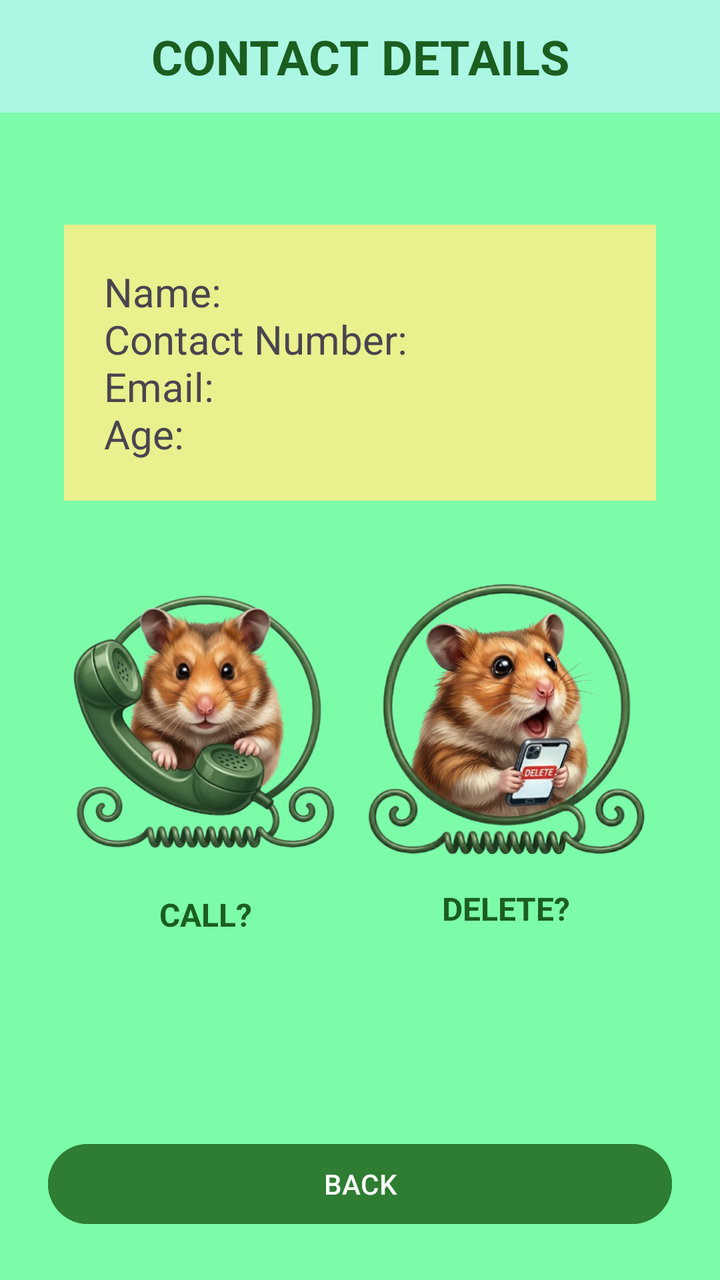
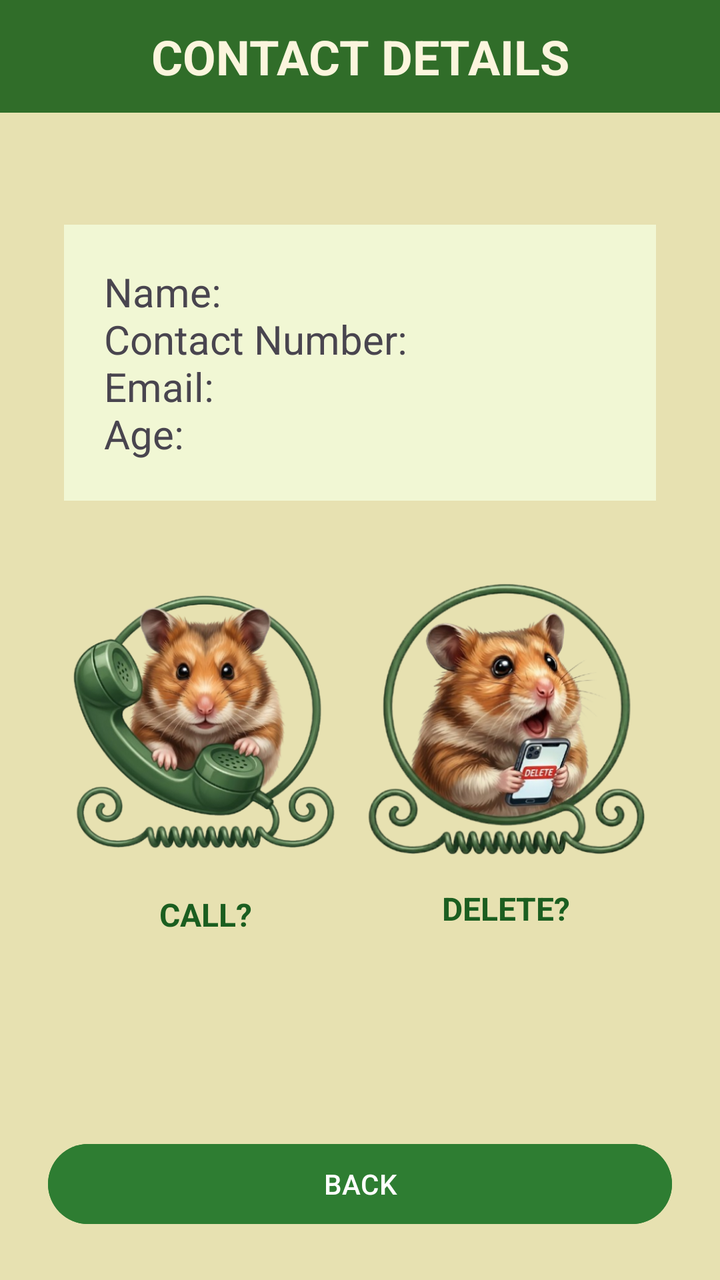

An Android layout rendered at two revisions. The XML below is the earlier revision; the diff shows what the commit changed to produce the second picture.
<!-- AndroidManifest.xml: application theme Theme.ComputeAverageManageContacts -->
<!-- res/layout/activity_contact_details.xml -->
<?xml version="1.0" encoding="utf-8"?>
<androidx.constraintlayout.widget.ConstraintLayout
    android:id="@+id/main"
    xmlns:android="http://schemas.android.com/apk/res/android"
    xmlns:app="http://schemas.android.com/apk/res-auto"
    xmlns:tools="http://tools.android.com/tools"
    android:layout_width="match_parent"
    android:layout_height="match_parent"
    android:background="#7CFCA9"
    tools:context=".ContactDetails">

    <TextView
        android:id="@+id/tvDetails"
        android:layout_width="0dp"
        android:layout_height="wrap_content"
        android:text="CONTACT DETAILS"
        android:textSize="24sp"
        android:textStyle="bold"
        android:textColor="#1B5E20"
        android:background="#ABF7E4"
        android:gravity="center"
        android:padding="12dp"
        app:layout_constraintTop_toTopOf="parent"
        app:layout_constraintStart_toStartOf="parent"
        app:layout_constraintEnd_toEndOf="parent"/>

    <TextView
        android:id="@+id/tvContactDetails"
        android:layout_width="0dp"
        android:layout_height="wrap_content"
        android:layout_marginHorizontal="32dp"
        android:layout_marginTop="56dp"
        android:background="#E9F08D"
        android:padding="20dp"
        android:text="Name:\nContact Number: \nEmail: \nAge:"
        android:textSize="20sp"
        app:layout_constraintEnd_toEndOf="parent"
        app:layout_constraintStart_toStartOf="parent"
        app:layout_constraintTop_toBottomOf="@id/tvDetails" />

    <ImageView
        android:id="@+id/imgvCall"
        android:layout_width="154dp"
        android:layout_height="168dp"
        android:layout_marginTop="24dp"
        android:src="@drawable/kol"
        app:layout_constraintEnd_toEndOf="parent"
        app:layout_constraintHorizontal_bias="0.124"
        app:layout_constraintStart_toStartOf="parent"
        app:layout_constraintTop_toBottomOf="@id/tvContactDetails" />

    <ImageView
        android:id="@+id/imgvDelete"
        android:layout_width="165dp"
        android:layout_height="165dp"
        android:layout_marginTop="24dp"
        android:src="@drawable/del"
        app:layout_constraintEnd_toEndOf="parent"
        app:layout_constraintHorizontal_bias="0.876"
        app:layout_constraintStart_toStartOf="parent"
        app:layout_constraintTop_toBottomOf="@id/tvContactDetails" />

    <TextView
        android:id="@+id/tvCall"
        android:layout_width="wrap_content"
        android:layout_height="wrap_content"
        android:layout_marginTop="4dp"
        android:text="CALL?"
        android:textSize="16sp"
        android:textStyle="bold"
        android:textColor="#1B5E20"
        app:layout_constraintTop_toBottomOf="@id/imgvCall"
        app:layout_constraintStart_toStartOf="@id/imgvCall"
        app:layout_constraintEnd_toEndOf="@id/imgvCall"/>

    <TextView
        android:id="@+id/tvDelete"
        android:layout_width="wrap_content"
        android:layout_height="wrap_content"
        android:layout_marginTop="4dp"
        android:text="DELETE?"
        android:textSize="16sp"
        android:textStyle="bold"
        android:textColor="#1B5E20"
        app:layout_constraintTop_toBottomOf="@id/imgvDelete"
        app:layout_constraintStart_toStartOf="@id/imgvDelete"
        app:layout_constraintEnd_toEndOf="@id/imgvDelete"/>

    <Button
        android:id="@+id/btnBack"
        android:layout_width="0dp"
        android:layout_height="wrap_content"
        android:text="BACK"
        android:textColor="#FFFFFF"
        android:backgroundTint="#2E7D32"
        android:layout_margin="24dp"
        app:layout_constraintBottom_toBottomOf="parent"
        app:layout_constraintStart_toStartOf="parent"
        app:layout_constraintEnd_toEndOf="parent"/>

</androidx.constraintlayout.widget.ConstraintLayout>
<!-- resources referenced by this layout -->
<resources>
  <!-- drawable del: png bitmap (drawable, 307149 bytes) -->
  <!-- drawable kol: png bitmap (drawable, 316384 bytes) -->
  <style name="Theme.ComputeAverageManageContacts" parent="Base.Theme.ComputeAverageManageContacts" />
  <style name="Base.Theme.ComputeAverageManageContacts" parent="Theme.Material3.DayNight.NoActionBar">
          
          
      </style>
</resources>

<!-- the commit's change to res/layout/activity_contact_details.xml (unified diff, before → after) -->
@@ -6,18 +6,19 @@
     xmlns:tools="http://tools.android.com/tools"
     android:layout_width="match_parent"
     android:layout_height="match_parent"
-    android:background="#7CFCA9"
+    android:background="#E7E1B1"
     tools:context=".ContactDetails">
 
     <TextView
         android:id="@+id/tvDetails"
         android:layout_width="0dp"
         android:layout_height="wrap_content"
-        android:text="CONTACT DETAILS"
+        android:text="Contact Details"
+        android:textAllCaps="true"
         android:textSize="24sp"
         android:textStyle="bold"
-        android:textColor="#1B5E20"
-        android:background="#ABF7E4"
+        android:textColor="#FBF5DD"
+        android:background="#306D29"
         android:gravity="center"
         android:padding="12dp"
         app:layout_constraintTop_toTopOf="parent"
@@ -30,7 +31,7 @@
         android:layout_height="wrap_content"
         android:layout_marginHorizontal="32dp"
         android:layout_marginTop="56dp"
-        android:background="#E9F08D"
+        android:background="#F1F7D4"
         android:padding="20dp"
         android:text="Name:\nContact Number: \nEmail: \nAge:"
         android:textSize="20sp"
